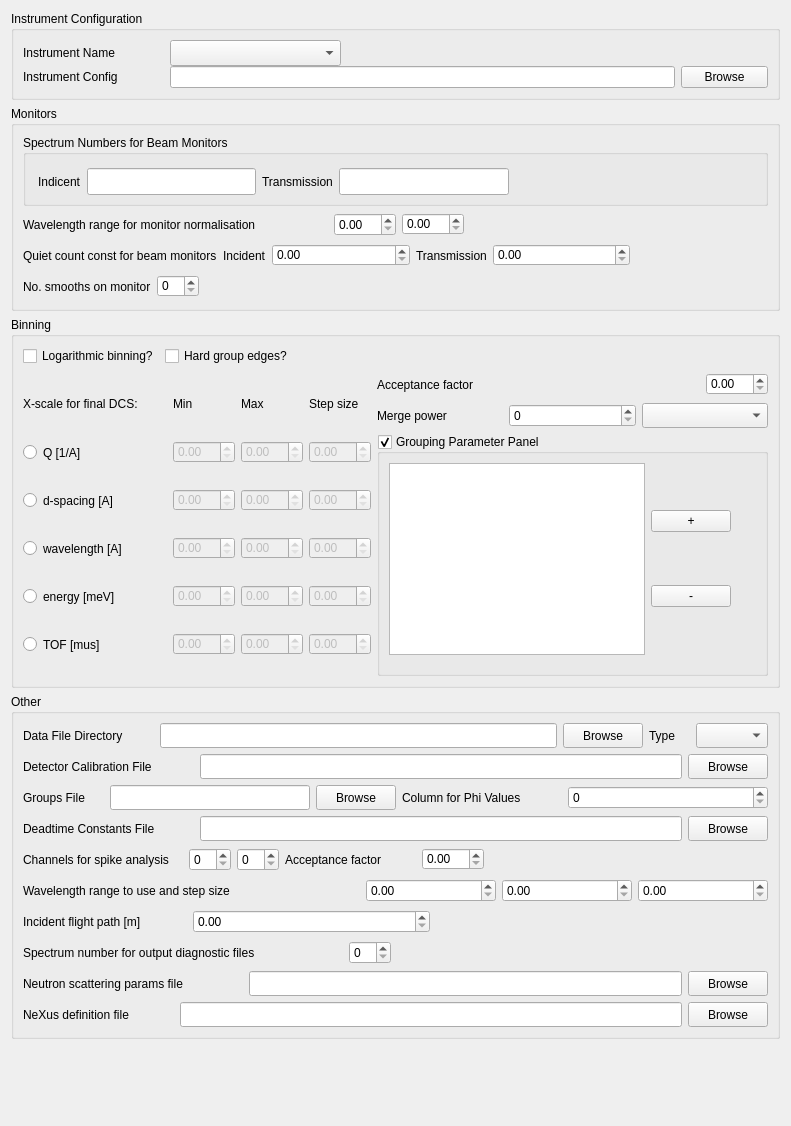
Old version of the form src/gui/widgets/ui_files/instrumentWidget.ui in the repository disorderedmaterials/GudPy.
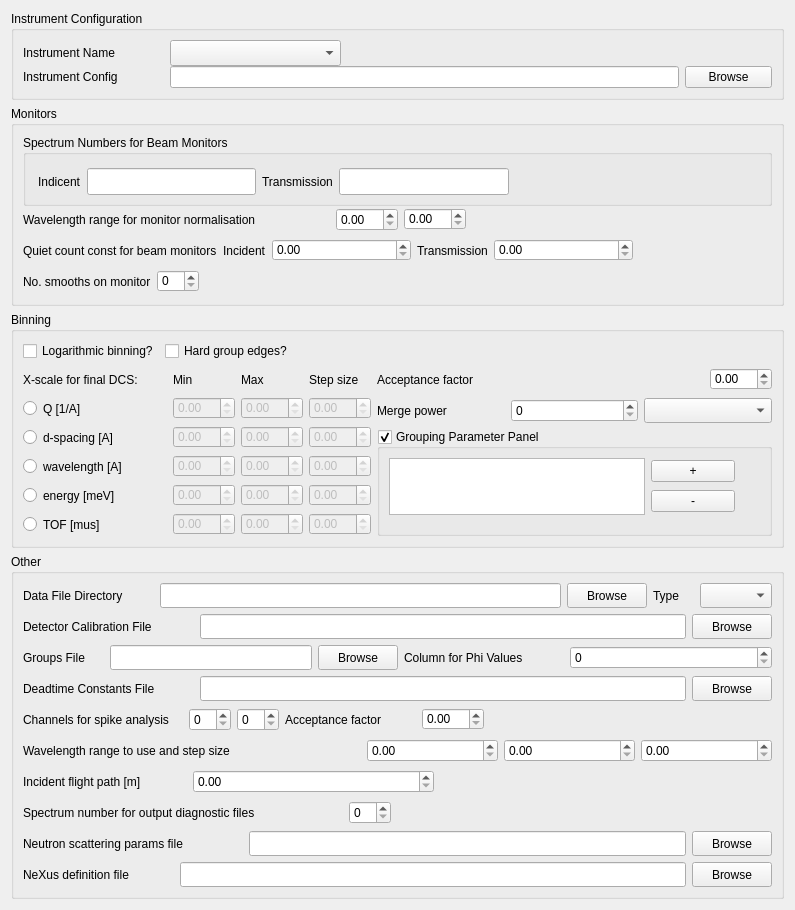
New version of the form. Custom widgets are drawn as their Qt base class.

Commit message: fix: window not maximisable.

The edit to the form file:
```diff
--- a/src/gui/widgets/ui_files/instrumentWidget.ui
+++ b/src/gui/widgets/ui_files/instrumentWidget.ui
@@ -6,12 +6,12 @@
    <rect>
     <x>0</x>
     <y>0</y>
-    <width>767</width>
-    <height>1126</height>
+    <width>795</width>
+    <height>910</height>
    </rect>
   </property>
   <property name="sizePolicy">
-   <sizepolicy hsizetype="Preferred" vsizetype="Minimum">
+   <sizepolicy hsizetype="Preferred" vsizetype="Preferred">
     <horstretch>0</horstretch>
     <verstretch>0</verstretch>
    </sizepolicy>
```
